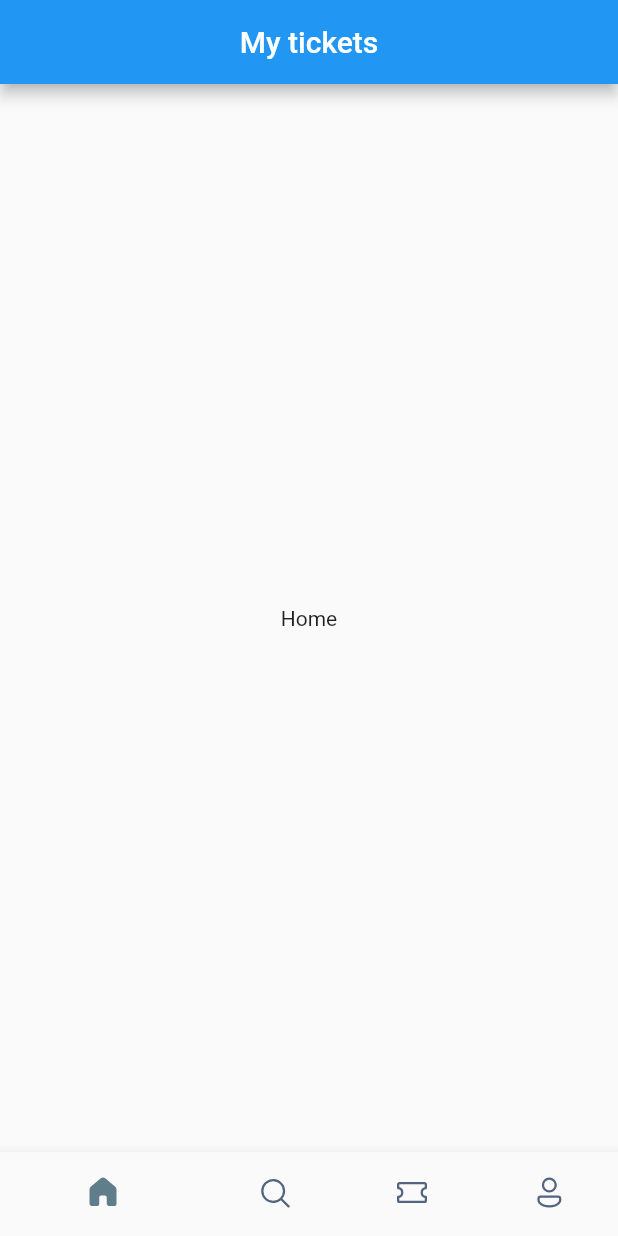
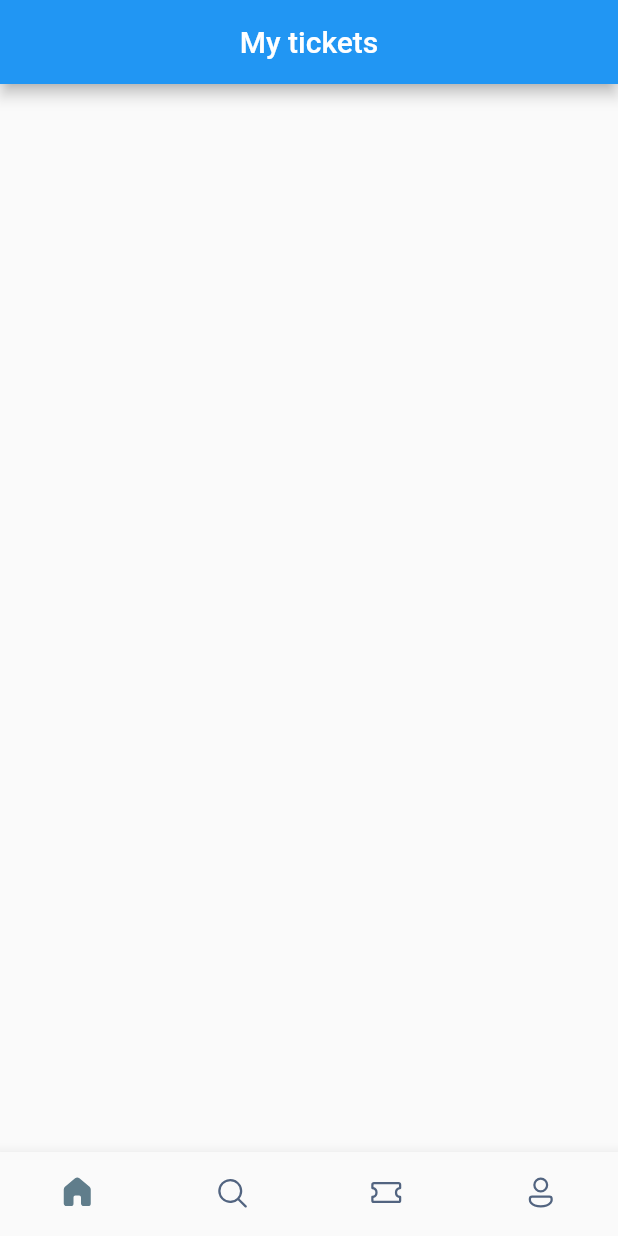
Before and after one commit to mehrdad03/booktickets, a Flutter app: the screen it shows after launch, on a phone screen of 412 x 824 dp. Run offline on Flutter 3.47's test engine with Material 2 defaults, Android fonts, the phone set to English and light mode, and no system bars; our stand-ins replace fluentui_icons.

Commit message:
make home_screen.dart view for home

```diff
--- a/lib/screens/bottom_bar.dart
+++ b/lib/screens/bottom_bar.dart
@@ -1,3 +1,4 @@
+import 'package:booktickets/screens/home_screen.dart';
 import 'package:fluentui_icons/fluentui_icons.dart';
 import 'package:flutter/cupertino.dart';
 import 'package:flutter/material.dart';
@@ -13,7 +14,7 @@ class _BottomBarState extends State<BottomBar> {
   int _selectedIndex = 0;
 
   static final List<Widget> _widgetOptions = <Widget>[
-    const Text('Home'),
+     HomeScreen(),
     const Text('Search'),
     const Text('Tickets'),
     const Text('Profile'),
@@ -43,6 +44,7 @@ class _BottomBarState extends State<BottomBar> {
         showSelectedLabels: false,
         showUnselectedLabels: false,
         selectedItemColor: Colors.blueGrey,
+        type: BottomNavigationBarType.fixed,
         unselectedItemColor: const Color(0xFF526480),
         items: const [
           BottomNavigationBarItem(
--- /dev/null
+++ b/lib/screens/home_screen.dart
@@ -0,0 +1,10 @@
+import 'package:flutter/cupertino.dart';
+
+class HomeScreen extends StatelessWidget {
+  const HomeScreen({Key? key}) : super(key: key);
+
+  @override
+  Widget build(BuildContext context) {
+    return Container();
+  }
+}
```
